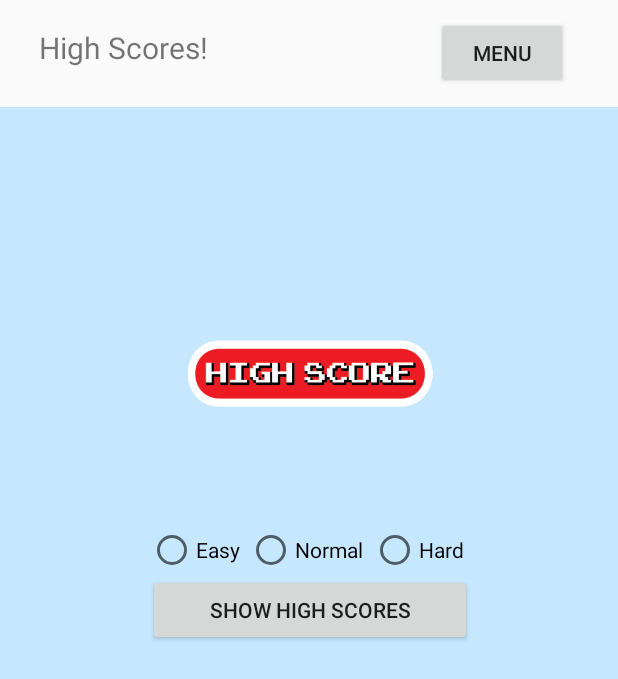
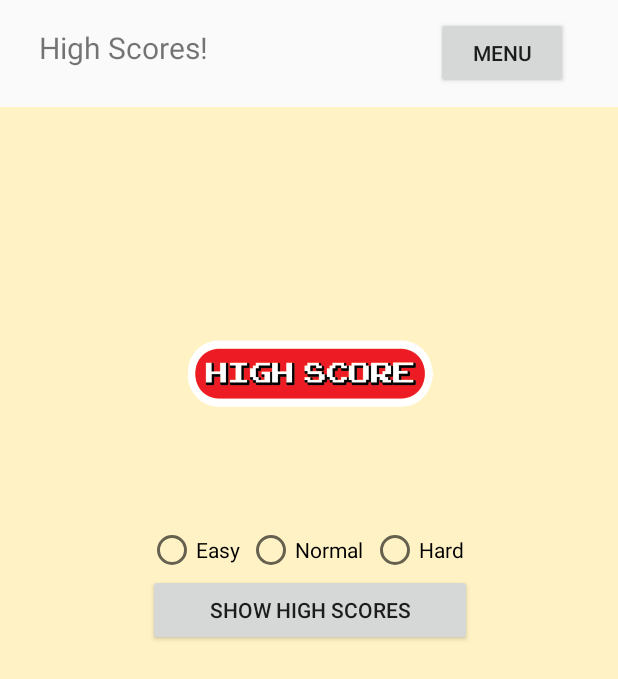
Before and after one commit to dclaxton/4020_final, an Android app: the HighScoreActivity screen opened directly, with no data from a screen before it, on a phone screen of 412 x 824 dp. Shown: the top 679 px of the screen. Run offline under Robolectric (Android 15) with nearby library versions, the phone set to English and light mode, and no system bars.

Commit message:
Optimizations and visual changes

```diff
--- a/app/src/main/java/edu/apsu/csci/final_4020/activities/CreditsActivity.java
+++ b/app/src/main/java/edu/apsu/csci/final_4020/activities/CreditsActivity.java
@@ -11,6 +11,7 @@ import android.os.Bundle;
 import androidx.appcompat.app.AppCompatActivity;
 
 import edu.apsu.csci.final_4020.R;
+import edu.apsu.csci.final_4020.listeners.GoToActivityClosingPrevious;
 
 public class CreditsActivity extends AppCompatActivity {
     @Override
@@ -18,9 +19,6 @@ public class CreditsActivity extends AppCompatActivity {
         super.onCreate(savedInstanceState);
         setContentView(R.layout.activity_credits);
 
-
-
-
-
+        findViewById(R.id.menu_button).setOnClickListener(new GoToActivityClosingPrevious(this, MenuActivity.class));
     }
 }
--- a/app/src/main/java/edu/apsu/csci/final_4020/activities/HighScoreActivity.java
+++ b/app/src/main/java/edu/apsu/csci/final_4020/activities/HighScoreActivity.java
@@ -10,24 +10,20 @@ import android.os.Bundle;
 import android.view.View;
 import android.view.Window;
 
-import androidx.annotation.Nullable;
 import androidx.appcompat.app.AppCompatActivity;
 
 import edu.apsu.csci.final_4020.R;
 import edu.apsu.csci.final_4020.db.DbDataSource;
+import edu.apsu.csci.final_4020.listeners.GoToActivityClosingPrevious;
 
 public class HighScoreActivity extends AppCompatActivity {
 
     @Override
-    protected void onCreate(@Nullable Bundle savedInstanceState) {
+    protected void onCreate(Bundle savedInstanceState) {
         super.onCreate(savedInstanceState);
         this.requestWindowFeature(Window.FEATURE_NO_TITLE);
         setContentView(R.layout.activity_highscores);
 
-
-
-
+        findViewById(R.id.menu_button).setOnClickListener(new GoToActivityClosingPrevious(this, MenuActivity.class));
     }
-
-
 }
--- a/app/src/main/java/edu/apsu/csci/final_4020/activities/QuizActivity.java
+++ b/app/src/main/java/edu/apsu/csci/final_4020/activities/QuizActivity.java
@@ -56,7 +56,7 @@ public class QuizActivity extends AppCompatActivity {
             @Override
             public void onClick(View view) {
                 if (((EditText) findViewById(R.id.answer_edit_text)).getText().toString()
-                        .toUpperCase().equals(question.getAnswer().replaceAll("/[^-\\sa-zA-Z0-9 ]", "").toUpperCase())) {
+                        .toUpperCase().equals(question.getAnswer().toUpperCase())) {
                     sound.playSound(R.raw.correct_answer);
 
                     questions.add(question);
@@ -127,7 +127,7 @@ public class QuizActivity extends AppCompatActivity {
                         question = q;
                         // Wipe the Edit Text, increment Question counter, display new Question, display new Category
                         ((EditText) findViewById(R.id.answer_edit_text)).getText().clear();
-                        ((EditText) findViewById(R.id.answer_edit_text)).setHint(q.getAnswer().replaceAll("[^-\\s]", "_ "));
+                        ((EditText) findViewById(R.id.answer_edit_text)).setHint(q.getAnswer().replaceAll("[^-\\s()\"]", "_ "));
                         ((TextView) findViewById(R.id.question_header_tv)).setText(getString(R.string.question, questions.size() + 1));
                         ((TextView) findViewById(R.id.question_tv)).setText(q.getQuestion());
                         ((TextView) findViewById(R.id.category_tv)).setText(getString(R.string.category, q.getCategory()));
@@ -158,6 +158,6 @@ public class QuizActivity extends AppCompatActivity {
         dataSource.insertHighscore(whichDifficulty,score);
 
         // High score comes from DB
-        alert.showScores(question.getAnswer().replaceAll("/[^-\\sa-zA-Z0-9 ]", ""), score, dataSource.getHighscore(whichDifficulty));
+        alert.showScores(question.getAnswer(), score, dataSource.getHighscore(whichDifficulty));
     }
 }
--- a/app/src/main/res/layout/activity_highscores.xml
+++ b/app/src/main/res/layout/activity_highscores.xml
@@ -41,7 +41,7 @@ tools:context="edu.apsu.csci.final_4020.activities.HighScoreActivity">
         android:id="@+id/highscore_scroll_view"
         android:layout_width="match_parent"
         android:layout_height="match_parent"
-    android:background="#C6E8FF">
+        android:background="#FFF3C6">
 
         <LinearLayout
             android:layout_width="match_parent"
--- a/app/src/main/res/layout/activity_quiz.xml
+++ b/app/src/main/res/layout/activity_quiz.xml
@@ -94,7 +94,6 @@
                     android:layout_height="wrap_content"
                     android:layout_marginBottom="40dp"
                     android:padding="10dp"
-                    android:text="What is 1 + 1?"
                     android:textColor="@color/black"
                     android:textSize="17sp" />
 
```
Lines whose indentation alone changed are shown as unchanged.
